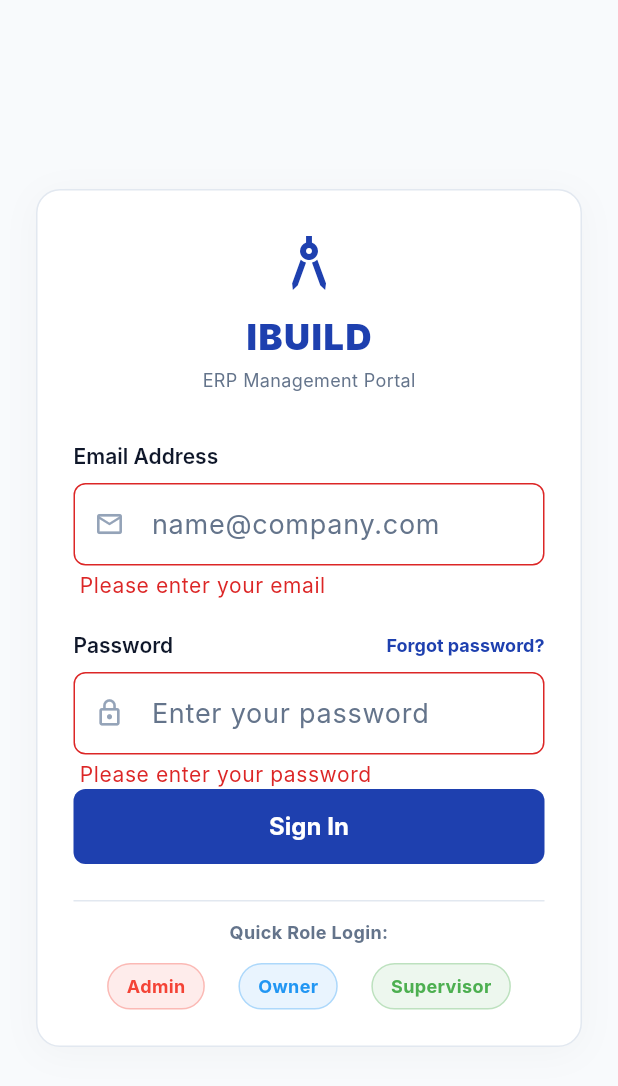
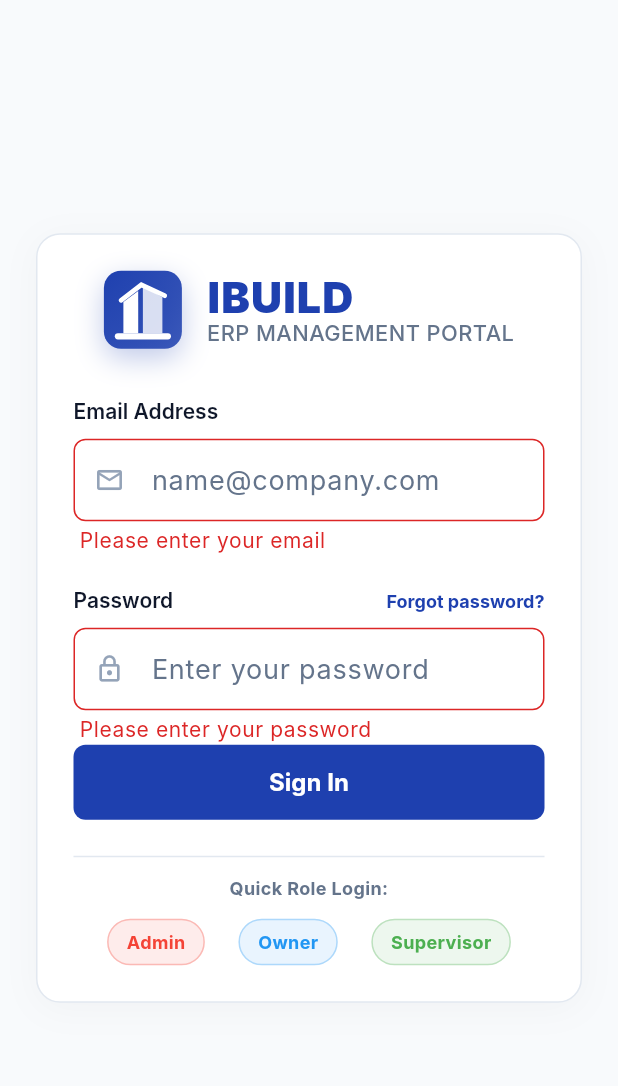
Before and after one commit to najibcode/ibuild, a Flutter app: the screen it shows after launch, after a tap on "Sign In", on a phone screen of 412 x 824 dp. Shown: the top 1086 px of the screen. Run offline on Flutter 3.47's test engine with Material 3 defaults, Android fonts, the phone set to English and light mode, and no system bars; our stand-ins replace cached_network_image, fl_chart, flutter_dotenv, flutter_riverpod, go_router, image_picker and 4 more; missing offline and left inert: dart:html; accounts and stored records are empty; Roboto replaces fonts that are missing (Inter).

Commit message:
feat: introduce AppLogo widget and integrate it into auth screens and web sidebar

```diff
--- /dev/null
+++ b/lib/core/widgets/app_logo.dart
@@ -0,0 +1,166 @@
+import 'package:flutter/material.dart';
+import '../theme/app_colors.dart';
+
+/// Professional, modern logo for IBUILD ERP.
+/// Renders crisp geometric architecture emblem with core brand styling.
+class AppLogo extends StatelessWidget {
+  final double size;
+  final bool showText;
+  final String? subtitle;
+  final Color? color;
+
+  const AppLogo({
+    super.key,
+    this.size = 36,
+    this.showText = true,
+    this.subtitle,
+    this.color,
+  });
+
+  @override
+  Widget build(BuildContext context) {
+    final primaryCol = color ?? AppColors.primaryColor(context);
+
+    return Row(
+      mainAxisSize: MainAxisSize.min,
+      crossAxisAlignment: CrossAxisAlignment.center,
+      children: [
+        // Custom Architectural Building Logo Icon
+        Container(
+          width: size,
+          height: size,
+          decoration: BoxDecoration(
+            gradient: LinearGradient(
+              colors: [
+                primaryCol,
+                primaryCol.withValues(alpha: 0.85),
+              ],
+              begin: Alignment.topLeft,
+              end: Alignment.bottomRight,
+            ),
+            borderRadius: BorderRadius.circular(size * 0.22),
+            boxShadow: [
+              BoxShadow(
+                color: primaryCol.withValues(alpha: 0.28),
+                blurRadius: size * 0.3,
+                offset: Offset(0, size * 0.12),
+              ),
+            ],
+          ),
+          child: CustomPaint(
+            size: Size(size, size),
+            painter: _ArchitecturalLogoPainter(accentColor: Colors.white),
+          ),
+        ),
+
+        if (showText) ...[
+          SizedBox(width: size * 0.32),
+          Column(
+            mainAxisSize: MainAxisSize.min,
+            crossAxisAlignment: CrossAxisAlignment.start,
+            children: [
+              Text(
+                'IBUILD',
+                style: TextStyle(
+                  fontFamily: 'Inter',
+                  fontSize: size * 0.55,
+                  fontWeight: FontWeight.w900,
+                  color: primaryCol,
+                  letterSpacing: 0.8,
+                  height: 1.0,
+                ),
+              ),
+              if (subtitle != null && subtitle!.isNotEmpty) ...[
+                const SizedBox(height: 2),
+                Text(
+                  subtitle!,
+                  style: TextStyle(
+                    fontSize: size * 0.28,
+                    fontWeight: FontWeight.w500,
+                    color: AppColors.mutedText(context),
+                    letterSpacing: 0.3,
+                    height: 1.0,
+                  ),
+                ),
+              ],
+            ],
+          ),
+        ],
+      ],
+    );
+  }
+}
+
+/// CustomPainter for crisp, modern architectural building structure emblem
+class _ArchitecturalLogoPainter extends CustomPainter {
+  final Color accentColor;
+
+  _ArchitecturalLogoPainter({required this.accentColor});
+
+  @override
+  void paint(Canvas canvas, Size size) {
+    final paint = Paint()
+      ..color = accentColor
+      ..style = PaintingStyle.fill
+      ..strokeWidth = size.width * 0.08
+      ..strokeCap = StrokeCap.round
+      ..strokeJoin = StrokeJoin.round;
+
+    final w = size.width;
+    final h = size.height;
+
+    // Building Pillar 1 (Left tower)
+    final path1 = Path()
+      ..moveTo(w * 0.25, h * 0.80)
+      ..lineTo(w * 0.25, h * 0.40)
+      ..lineTo(w * 0.44, h * 0.26)
+      ..lineTo(w * 0.44, h * 0.80)
+      ..close();
+    canvas.drawPath(path1, paint);
+
+    // Building Pillar 2 (Right tower - taller)
+    final path2 = Path()
+      ..moveTo(w * 0.50, h * 0.80)
+      ..lineTo(w * 0.50, h * 0.20)
+      ..lineTo(w * 0.75, h * 0.34)
+      ..lineTo(w * 0.75, h * 0.80)
+      ..close();
+
+    // Slightly dim right pillar for depth
+    final dimPaint = Paint()
+      ..color = accentColor.withValues(alpha: 0.82)
+      ..style = PaintingStyle.fill;
+    canvas.drawPath(path2, dimPaint);
+
+    // Foundation Base line
+    final baseLine = Path()
+      ..moveTo(w * 0.18, h * 0.84)
+      ..lineTo(w * 0.82, h * 0.84);
+    canvas.drawPath(
+      baseLine,
+      Paint()
+        ..color = accentColor
+        ..style = PaintingStyle.stroke
+        ..strokeWidth = w * 0.08
+        ..strokeCap = StrokeCap.round,
+    );
+
+    // Modern Roof Angle Badge Accent
+    final accentPaint = Paint()
+      ..color = accentColor
+      ..style = PaintingStyle.stroke
+      ..strokeWidth = w * 0.06
+      ..strokeCap = StrokeCap.round;
+
+    final roofLine = Path()
+      ..moveTo(w * 0.22, h * 0.38)
+      ..lineTo(w * 0.48, h * 0.18)
+      ..lineTo(w * 0.78, h * 0.32);
+    canvas.drawPath(roofLine, accentPaint);
+  }
+
+  @override
+  bool shouldRepaint(covariant _ArchitecturalLogoPainter oldDelegate) {
+    return oldDelegate.accentColor != accentColor;
+  }
+}
--- a/lib/core/widgets/web_sidebar.dart
+++ b/lib/core/widgets/web_sidebar.dart
@@ -4,6 +4,7 @@ import '../theme/app_colors.dart';
 import '../../features/rbac/presentation/providers/permission_provider.dart';
 import 'package:ibuild/features/auth/presentation/controllers/auth_controller.dart';
 import 'package:ibuild/features/profile/presentation/screens/user_profile_screen.dart';
+import 'app_logo.dart';
 import 'logout_dialog.dart';
 
 
@@ -168,30 +169,11 @@ class WebSidebar extends ConsumerWidget {
           Padding(
             padding: const EdgeInsets.symmetric(
               horizontal: AppSpacing.containerMargin,
-              vertical: 32,
+              vertical: 24,
             ),
-            child: Row(
-              children: [
-                Container(
-                  width: 40,
-                  height: 40,
-                  decoration: BoxDecoration(
-                    color: primaryCol.withValues(alpha: 0.1),
-                    borderRadius: BorderRadius.circular(8),
-                  ),
-                  child: Icon(Icons.architecture, color: primaryCol),
-                ),
-                const SizedBox(width: 12),
-                Text(
-                  'IBUILD',
-                  style: TextStyle(
-                    fontFamily: 'Inter',
-                    fontSize: 22,
-                    fontWeight: FontWeight.w900,
-                    color: primaryCol,
-                  ),
-                ),
-              ],
+            child: const AppLogo(
+              size: 38,
+              subtitle: 'ERP ENTERPRISE',
             ),
           ),
 
--- a/lib/features/auth/presentation/screens/login_screen.dart
+++ b/lib/features/auth/presentation/screens/login_screen.dart
@@ -2,6 +2,7 @@ import 'package:flutter/material.dart';
 import 'package:flutter_riverpod/flutter_riverpod.dart';
 import 'package:go_router/go_router.dart';
 import '../../../../core/theme/app_colors.dart';
+import '../../../../core/widgets/app_logo.dart';
 import '../controllers/auth_controller.dart';
 
 class LoginScreen extends ConsumerStatefulWidget {
@@ -76,33 +77,10 @@ class _LoginScreenState extends ConsumerState<LoginScreen> {
                 crossAxisAlignment: CrossAxisAlignment.stretch,
                 children: [
                   // App Brand Logo/Icon
-                  Center(
-                    child: Column(
-                      children: [
-                        Icon(
-                          Icons.architecture,
-                          size: 48,
-                          color: primaryCol,
-                        ),
-                        const SizedBox(height: 8),
-                        Text(
-                          'IBUILD',
-                          style: TextStyle(
-                            fontSize: 24,
-                            fontWeight: FontWeight.w900,
-                            color: primaryCol,
-                            letterSpacing: 1,
-                          ),
-                        ),
-                        const SizedBox(height: 4),
-                        Text(
-                          'ERP Management Portal',
-                          style: TextStyle(
-                            fontSize: 12,
-                            color: AppColors.mutedText(context),
-                          ),
-                        ),
-                      ],
+                  const Center(
+                    child: AppLogo(
+                      size: 52,
+                      subtitle: 'ERP MANAGEMENT PORTAL',
                     ),
                   ),
                   const SizedBox(height: 32),
--- a/lib/features/auth/presentation/screens/splash_screen.dart
+++ b/lib/features/auth/presentation/screens/splash_screen.dart
@@ -2,6 +2,7 @@ import 'package:flutter/material.dart';
 import 'package:flutter_riverpod/flutter_riverpod.dart';
 import 'package:go_router/go_router.dart';
 import '../../../../core/theme/app_colors.dart';
+import '../../../../core/widgets/app_logo.dart';
 import '../controllers/auth_controller.dart';
 
 class SplashScreen extends ConsumerStatefulWidget {
@@ -38,23 +39,12 @@ class _SplashScreenState extends ConsumerState<SplashScreen> {
         child: Column(
           mainAxisAlignment: MainAxisAlignment.center,
           children: [
-            Icon(
-              Icons.architecture,
-              size: 80,
+            AppLogo(
+              size: 72,
+              subtitle: 'CONSTRUCTION ERP',
               color: Colors.white,
             ),
-            SizedBox(height: 16),
-            Text(
-              'IBUILD',
-              style: TextStyle(
-                fontFamily: 'Inter',
-                fontSize: 32,
-                fontWeight: FontWeight.w900,
-                color: Colors.white,
-                letterSpacing: 2,
-              ),
-            ),
-            SizedBox(height: 24),
+            SizedBox(height: 36),
             CircularProgressIndicator(
               valueColor: AlwaysStoppedAnimation<Color>(Colors.white),
             ),
```
